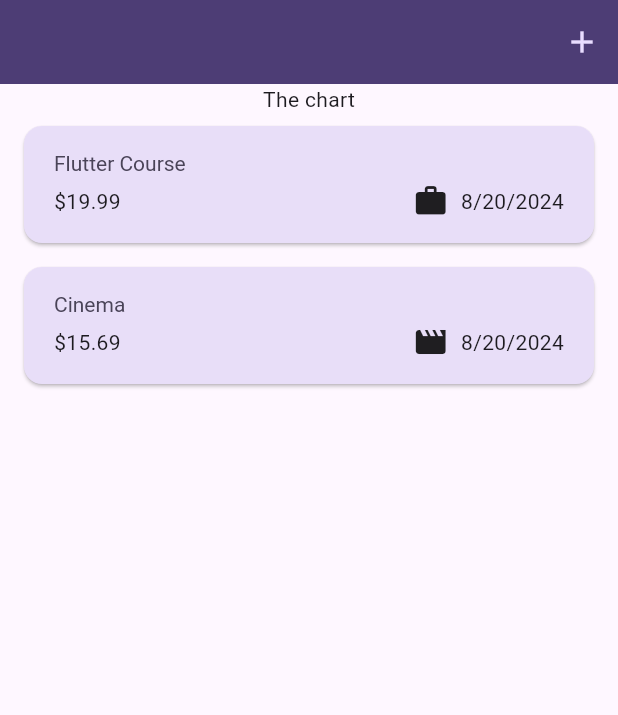
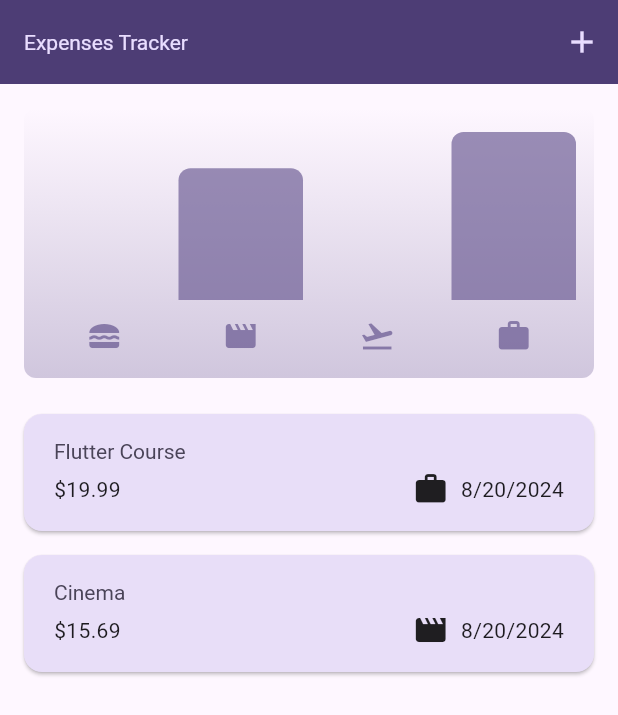
Before and after one commit to raneem-yad/expenses_tracker_training_app, a Flutter app: the screen it shows after launch, on a phone screen of 412 x 824 dp. Shown: the top 715 px of the screen. Run offline on Flutter 3.47's test engine with Material 3 defaults, Android fonts, the phone set to English and light mode, and no system bars.

Commit message:
adding charts to app tracker

```diff
--- a/lib/models/expense.dart
+++ b/lib/models/expense.dart
@@ -33,3 +33,28 @@ class Expense {
     return formatter.format(date);
   }
 }
+
+class ExpenseBucket {
+  const ExpenseBucket({
+    required this.category,
+    required this.expenses,
+  });
+
+  ExpenseBucket.forCategory(List<Expense> allExpenses, this.category)
+      : expenses = allExpenses
+      .where((expense) => expense.category == category)
+      .toList();
+
+  final Category category;
+  final List<Expense> expenses;
+
+  double get totalExpenses {
+    double sum = 0;
+
+    for (final expense in expenses) {
+      sum += expense.amount; // sum = sum + expense.amount
+    }
+
+    return sum;
+  }
+}
--- /dev/null
+++ b/lib/widgets/chart/chart.dart
@@ -0,0 +1,95 @@
+import 'package:flutter/material.dart';
+
+import 'package:expenses_tracker/widgets/chart/chart_bar.dart';
+import 'package:expenses_tracker/models/expense.dart';
+
+class Chart extends StatelessWidget {
+  const Chart({super.key, required this.expenses});
+
+  final List<Expense> expenses;
+
+  List<ExpenseBucket> get buckets {
+    return [
+      ExpenseBucket.forCategory(expenses, Category.food),
+      ExpenseBucket.forCategory(expenses, Category.leisure),
+      ExpenseBucket.forCategory(expenses, Category.travel),
+      ExpenseBucket.forCategory(expenses, Category.work),
+    ];
+  }
+
+  double get maxTotalExpense {
+    double maxTotalExpense = 0;
+
+    for (final bucket in buckets) {
+      if (bucket.totalExpenses > maxTotalExpense) {
+        maxTotalExpense = bucket.totalExpenses;
+      }
+    }
+
+    return maxTotalExpense;
+  }
+
+  @override
+  Widget build(BuildContext context) {
+    final isDarkMode =
+        MediaQuery.of(context).platformBrightness == Brightness.dark;
+    return Container(
+      margin: const EdgeInsets.all(16),
+      padding: const EdgeInsets.symmetric(
+        vertical: 16,
+        horizontal: 8,
+      ),
+      width: double.infinity,
+      height: 180,
+      decoration: BoxDecoration(
+        borderRadius: BorderRadius.circular(8),
+        gradient: LinearGradient(
+          colors: [
+            Theme.of(context).colorScheme.primary.withOpacity(0.3),
+            Theme.of(context).colorScheme.primary.withOpacity(0.0)
+          ],
+          begin: Alignment.bottomCenter,
+          end: Alignment.topCenter,
+        ),
+      ),
+      child: Column(
+        children: [
+          Expanded(
+            child: Row(
+              crossAxisAlignment: CrossAxisAlignment.end,
+              children: [
+                for (final bucket in buckets) // alternative to map()
+                  ChartBar(
+                    fill: bucket.totalExpenses == 0
+                        ? 0
+                        : bucket.totalExpenses / maxTotalExpense,
+                  )
+              ],
+            ),
+          ),
+          const SizedBox(height: 12),
+          Row(
+            children: buckets
+                .map(
+                  (bucket) => Expanded(
+                child: Padding(
+                  padding: const EdgeInsets.symmetric(horizontal: 4),
+                  child: Icon(
+                    categoryIcons[bucket.category],
+                    color: isDarkMode
+                        ? Theme.of(context).colorScheme.secondary
+                        : Theme.of(context)
+                        .colorScheme
+                        .primary
+                        .withOpacity(0.7),
+                  ),
+                ),
+              ),
+            )
+                .toList(),
+          )
+        ],
+      ),
+    );
+  }
+}
--- /dev/null
+++ b/lib/widgets/chart/chart_bar.dart
@@ -0,0 +1,34 @@
+import 'package:flutter/material.dart';
+
+class ChartBar extends StatelessWidget {
+  const ChartBar({
+    super.key,
+    required this.fill,
+  });
+
+  final double fill;
+
+  @override
+  Widget build(BuildContext context) {
+    final isDarkMode =
+        MediaQuery.of(context).platformBrightness == Brightness.dark;
+    return Expanded(
+      child: Padding(
+        padding: const EdgeInsets.symmetric(horizontal: 4),
+        child: FractionallySizedBox(
+          heightFactor: fill,
+          child: DecoratedBox(
+            decoration: BoxDecoration(
+              shape: BoxShape.rectangle,
+              borderRadius:
+              const BorderRadius.vertical(top: Radius.circular(8)),
+              color: isDarkMode
+                  ? Theme.of(context).colorScheme.secondary
+                  : Theme.of(context).colorScheme.primary.withOpacity(0.65),
+            ),
+          ),
+        ),
+      ),
+    );
+  }
+}
--- a/lib/widgets/expenses.dart
+++ b/lib/widgets/expenses.dart
@@ -1,3 +1,4 @@
+import 'package:expenses_tracker/widgets/chart/chart.dart';
 import 'package:expenses_tracker/widgets/expenses_list/expenses_list.dart';
 import 'package:flutter/material.dart';
 
@@ -71,13 +72,14 @@ class _ExpensesState extends State<Expenses> {
     }
     return Scaffold(
       appBar: AppBar(
+        title: const Text("Expenses Tracker"),
         actions: [
           IconButton(onPressed: _openAddExpenseOverlay, icon: const Icon(Icons.add))
         ],
       ),
       body: Column(
         children: [
-          const Text('The chart'),
+          Chart(expenses: _registeredExpenses),
           Expanded(
             child: content,
           ),
```
